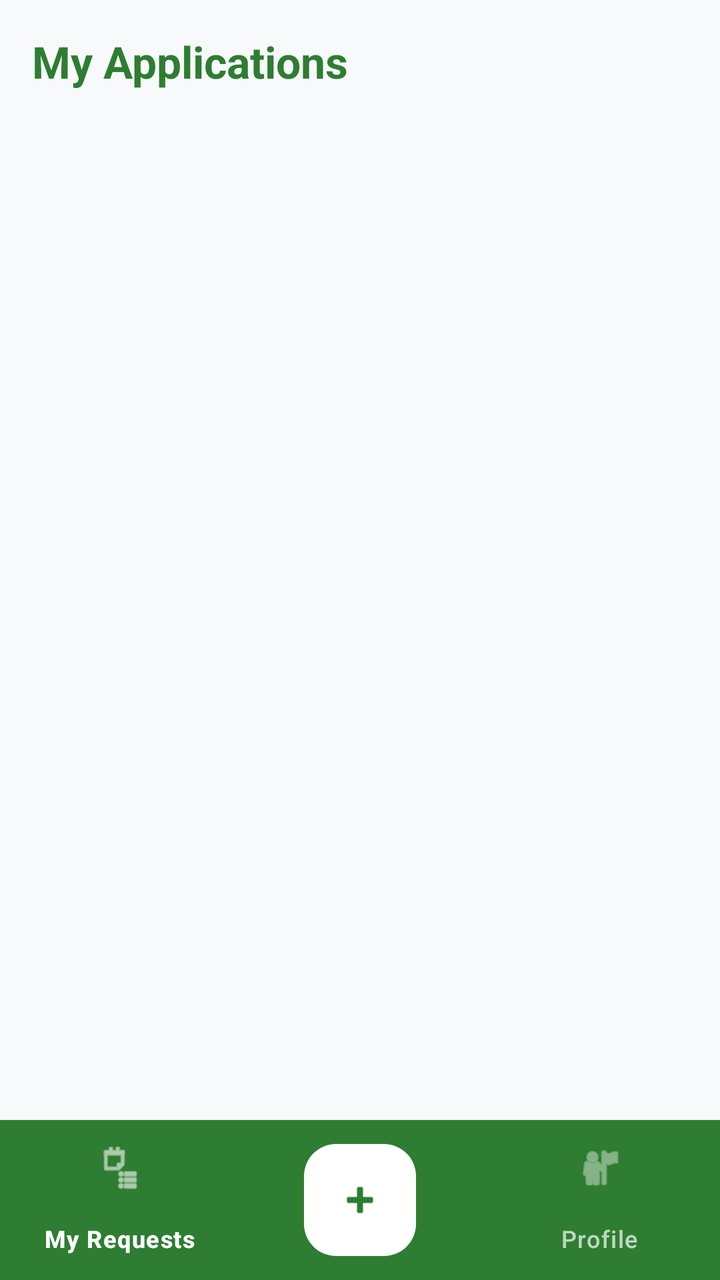
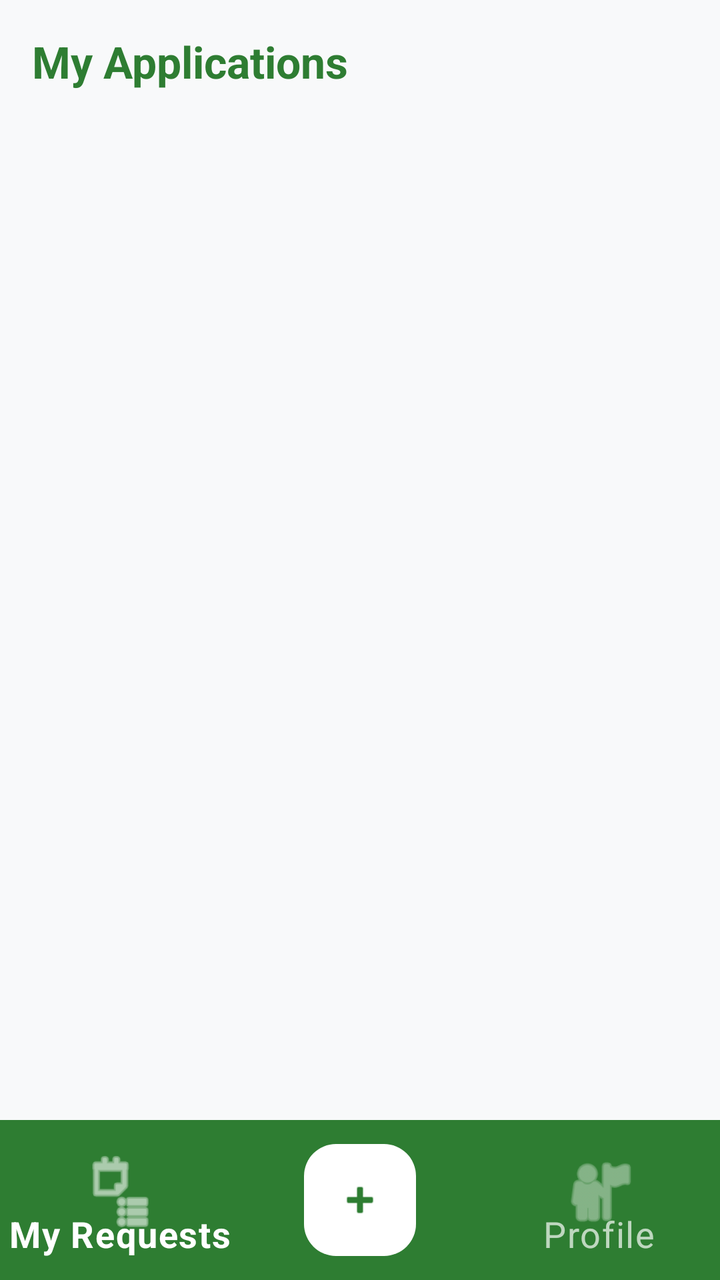

Before-and-after screenshots of an Android layout around one commit, followed by the original layout XML and the change that was made.
<!-- AndroidManifest.xml: application theme Theme.SmartCity -->
<!-- res/layout/fragment_home.xml -->
<?xml version="1.0" encoding="utf-8"?>
<androidx.coordinatorlayout.widget.CoordinatorLayout
    xmlns:android="http://schemas.android.com/apk/res/android"
    xmlns:app="http://schemas.android.com/apk/res-auto"
    android:layout_width="match_parent"
    android:layout_height="match_parent"
    android:background="#F8F9FA">


    <FrameLayout
        android:layout_width="match_parent"
        android:layout_height="match_parent"
        android:paddingBottom="80dp">

        <LinearLayout
            android:id="@+id/layoutHome"
            android:layout_width="match_parent"
            android:layout_height="match_parent"
            android:orientation="vertical"
            android:padding="16dp">

            <TextView
                android:layout_width="wrap_content"
                android:layout_height="wrap_content"
                android:text="My Applications"
                android:textSize="22sp"
                android:textColor="@color/green_primary"
                android:textStyle="bold"
                android:layout_marginBottom="12dp"/>

            <ProgressBar
                android:id="@+id/progressBarCitizen"
                android:layout_width="wrap_content"
                android:layout_height="wrap_content"
                android:layout_gravity="center"
                android:visibility="gone"/>

            <TextView
                android:id="@+id/tvEmptyState"
                android:layout_width="match_parent"
                android:layout_height="0dp"
                android:layout_weight="1"
                android:gravity="center"
                android:text="You do not have any requests yet.\nYou can click the + button below to create a \nnew request."
                android:textAlignment="center"
                android:textColor="@color/text_gray"
                android:textSize="16sp"
                android:visibility="gone" />

            <androidx.recyclerview.widget.RecyclerView
                android:id="@+id/rvCitizenReports"
                android:layout_width="match_parent"
                android:layout_height="0dp"
                android:layout_weight="1"
                app:layoutManager="androidx.recyclerview.widget.LinearLayoutManager" />
        </LinearLayout>


        <LinearLayout
            android:id="@+id/layoutProfile"
            android:layout_width="match_parent"
            android:layout_height="match_parent"
            android:orientation="vertical"
            android:padding="24dp"
            android:gravity="center"
            android:visibility="gone">

            <ImageView
                android:layout_width="100dp"
                android:layout_height="100dp"
                android:src="@android:drawable/ic_menu_myplaces"
                app:tint="@color/green_primary"
                android:layout_marginBottom="16dp"/>

            <TextView
                android:id="@+id/tvEmail"
                android:layout_width="wrap_content"
                android:layout_height="wrap_content"
                android:text="kullanici@email.com"
                android:textSize="18sp"
                android:layout_marginBottom="8dp"/>

            <TextView
                android:id="@+id/tvPoints"
                android:layout_width="wrap_content"
                android:layout_height="wrap_content"
                android:text="Total Points: 0"
                android:textSize="24sp"
                android:textColor="@color/green_secondary"
                android:textStyle="bold"
                android:layout_marginBottom="32dp"/>

            <com.google.android.material.button.MaterialButton
                android:id="@+id/btnLogout"
                style="@style/Widget.MaterialComponents.Button.OutlinedButton"
                android:layout_width="match_parent"
                android:layout_height="60dp"
                android:text="Log Out"
                android:textColor="@android:color/holo_red_dark"
                app:strokeColor="@android:color/holo_red_dark"/>
        </LinearLayout>
    </FrameLayout>


    <com.google.android.material.bottomappbar.BottomAppBar
        android:id="@+id/bottomAppBar"
        android:layout_width="match_parent"
        android:layout_height="wrap_content"
        android:layout_gravity="bottom"
        android:backgroundTint="@color/green_primary"
        app:contentInsetStart="0dp"
        app:contentInsetEnd="0dp"
        app:contentInsetLeft="0dp"
        app:contentInsetRight="0dp"
        android:padding="0dp"
        app:fabAlignmentMode="center"
        app:fabCradleMargin="10dp"
        app:fabCradleRoundedCornerRadius="20dp">

        <com.google.android.material.bottomnavigation.BottomNavigationView
            android:id="@+id/bottomNav"
            android:layout_width="match_parent"
            android:layout_height="wrap_content"
            android:background="@android:color/transparent"
            app:itemIconTint="@color/bottom_nav_color_selector"
            app:itemTextColor="@color/bottom_nav_color_selector"
            app:labelVisibilityMode="labeled"
            app:itemActiveIndicatorStyle="@null"
            app:itemRippleColor="@null"
            app:elevation="0dp"
            app:menu="@menu/bottom_nav_menu" />
    </com.google.android.material.bottomappbar.BottomAppBar>

    
    <com.google.android.material.floatingactionbutton.FloatingActionButton
        android:id="@+id/fabAddReport"
        android:layout_width="wrap_content"
        android:layout_height="wrap_content"
        android:src="@android:drawable/ic_input_add"
        app:layout_anchor="@id/bottomAppBar"
        app:layout_anchorGravity="center"
        app:tint="@color/green_primary"
        app:backgroundTint="@color/white" />

</androidx.coordinatorlayout.widget.CoordinatorLayout>
<!-- resources referenced by this layout -->
<resources>
  <color name="green_primary">#2E7D32</color>
  <color name="green_secondary">#4CAF50</color>
  <color name="text_gray">#757575</color>
  <color name="white">#FFFFFF</color>
  <style name="Theme.SmartCity" parent="Base.Theme.SmartCity" />
  <style name="Base.Theme.SmartCity" parent="Theme.Material3.DayNight.NoActionBar">
  
          <item name="colorPrimary">@color/green_primary</item>
          <item name="colorSecondary">@color/green_secondary</item>
          <item name="colorOnPrimary">@color/white</item>
          <item name="colorSurface">@color/white</item>
          <item name="android:statusBarColor">@color/green_primary</item>
      </style>
</resources>

<!-- the commit's change to res/layout/fragment_home.xml (unified diff, before → after) -->
@@ -52,6 +52,8 @@
                 android:layout_width="match_parent"
                 android:layout_height="0dp"
                 android:layout_weight="1"
+                android:paddingBottom="100dp"
+                android:clipToPadding="false"
                 app:layoutManager="androidx.recyclerview.widget.LinearLayoutManager" />
         </LinearLayout>
 
@@ -122,6 +124,11 @@
             android:layout_width="match_parent"
             android:layout_height="wrap_content"
             android:background="@android:color/transparent"
+            app:itemIconSize="40dp"
+            app:itemPaddingTop="16dp"
+            app:itemPaddingBottom="16dp"
+            app:itemTextAppearanceActive="@style/BottomNavTextAppearanceActive"
+            app:itemTextAppearanceInactive="@style/BottomNavTextAppearance"
             app:itemIconTint="@color/bottom_nav_color_selector"
             app:itemTextColor="@color/bottom_nav_color_selector"
             app:labelVisibilityMode="labeled"
@@ -140,6 +147,7 @@
         app:layout_anchor="@id/bottomAppBar"
         app:layout_anchorGravity="center"
         app:tint="@color/green_primary"
-        app:backgroundTint="@color/white" />
+        app:backgroundTint="@color/white"
+        app:elevation="6dp" />
 
 </androidx.coordinatorlayout.widget.CoordinatorLayout>
<!-- resource entries referenced after the edit -->
@@ -4,6 +4,13 @@
   <color name="green_secondary">#4CAF50</color>
   <color name="text_gray">#757575</color>
   <color name="white">#FFFFFF</color>
+  <style name="BottomNavTextAppearance" parent="TextAppearance.Material3.BodySmall">
+          <item name="android:textSize">18sp</item>
+      </style>
+  <style name="BottomNavTextAppearanceActive" parent="TextAppearance.Material3.BodySmall">
+          <item name="android:textSize">18sp</item>
+          <item name="android:textStyle">bold</item>
+      </style>
   <style name="Theme.SmartCity" parent="Base.Theme.SmartCity" />
   <style name="Base.Theme.SmartCity" parent="Theme.Material3.DayNight.NoActionBar">
   
